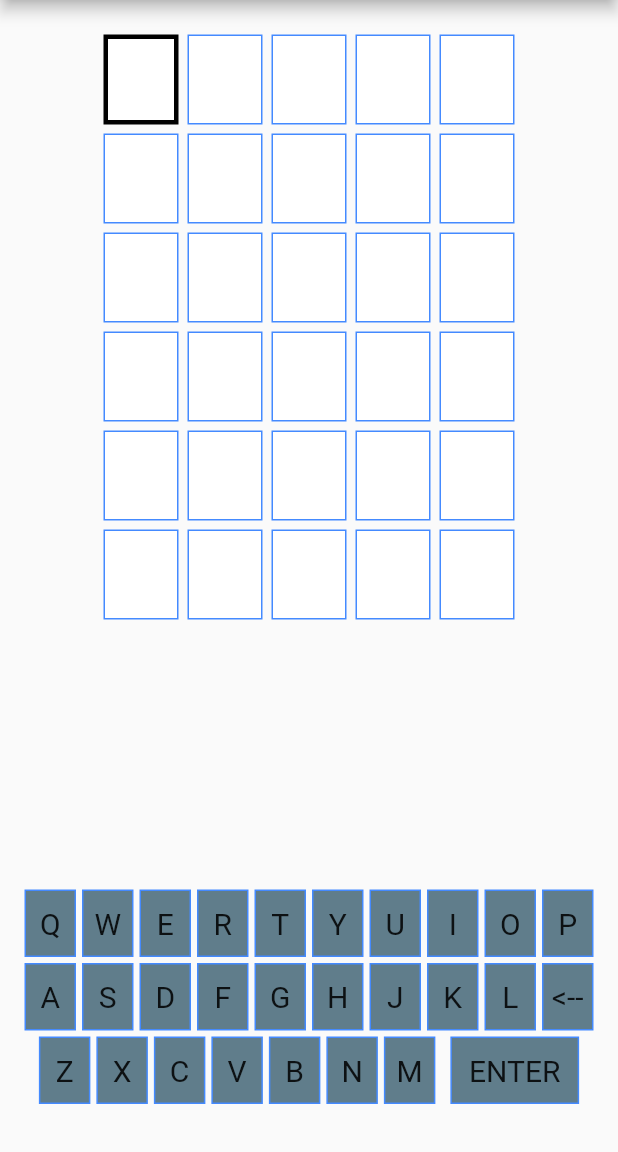
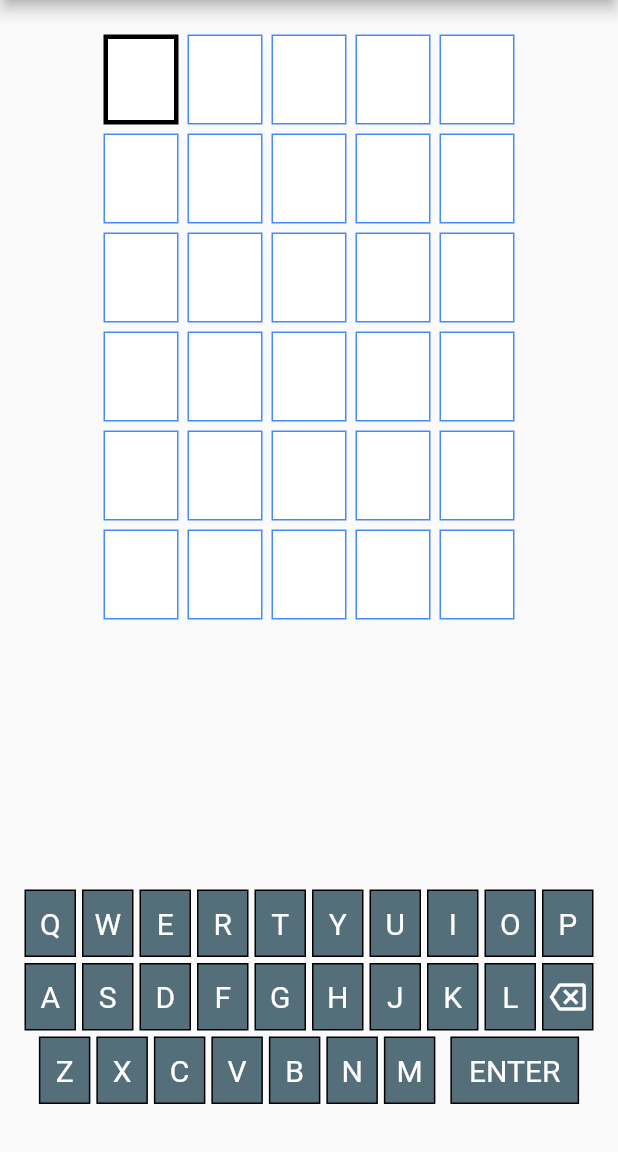
Before and after one commit to cbonatti/Bonattermo, a Flutter app: the screen it shows after launch, after a tap on the "play arrow" icon, on a phone screen of 412 x 824 dp, the part 84-1236 px from its top. Run offline on Flutter 3.47's test engine with Material 2 defaults, Android fonts, the phone set to English and light mode, and no system bars.

Commit message:
fixed keyboard colors

```diff
--- a/Bonattermo/lib/game.dart
+++ b/Bonattermo/lib/game.dart
@@ -15,6 +15,8 @@ class _GameState extends State<Game> {
   int actualTry = 1;
   int cursorPosition = 0;
   List<String> wordsTryed = [];
+  List<String> letterExists = [];
+  List<String> letterNonExists = [];
   double screenWidth = 0.0;
 
   void _showToast(String message) {
@@ -42,6 +44,19 @@ class _GameState extends State<Game> {
     wordsTryed[actualTry - 1] = word;
   }
 
+  void _checkLetters() {
+    String word = wordsTryed[actualTry - 1];
+    for (var i = 0; i < 5; i++) {
+      String letter = word.characters.elementAt(i);
+      if (widget.word.contains(letter)) {
+        // TODO - check if exists
+        letterExists.add(letter);
+      } else {
+        letterNonExists.add(letter);
+      }
+    }
+  }
+
   void _enter() {
     if (gameFinished) return;
     String word = wordsTryed[actualTry - 1];
@@ -59,6 +74,8 @@ class _GameState extends State<Game> {
         gameFinished = true;
         _showToast('parabéns');
       }
+
+      _checkLetters();
 
       actualTry++;
       cursorPosition = 0;
@@ -146,7 +163,16 @@ class _GameState extends State<Game> {
   }
 
   Widget _createKey(String letter) {
-    var color = Colors.blueGrey;
+    var color = Colors.blueGrey[600];
+    var borderColor = Colors.black;
+    if (letterNonExists.contains(letter)) {
+      color = Colors.grey[200];
+      borderColor = Colors.grey;
+    }
+    if (letterExists.contains(letter)) {
+      color = Colors.blue;
+    }
+
     return GestureDetector(
       onTap: () => _typeLetter(letter),
       child: Container(
@@ -154,13 +180,14 @@ class _GameState extends State<Game> {
         width: screenWidth / 12,
         margin: const EdgeInsets.all(2.0),
         padding: const EdgeInsets.all(1.0),
-        decoration: BoxDecoration(
-            border: Border.all(color: Colors.blueAccent), color: color),
+        decoration:
+            BoxDecoration(border: Border.all(color: borderColor), color: color),
         child: Center(
           child: Text(
             letter.toUpperCase(),
             style: TextStyle(
               fontSize: 20.0,
+              color: Colors.white,
             ),
           ),
         ),
@@ -169,7 +196,7 @@ class _GameState extends State<Game> {
   }
 
   Widget _createBackspaceKey() {
-    var color = Colors.blueGrey;
+    var color = Colors.blueGrey[600];
     return GestureDetector(
       onTap: () => _backspace(),
       child: Container(
@@ -178,13 +205,11 @@ class _GameState extends State<Game> {
         margin: const EdgeInsets.all(2.0),
         padding: const EdgeInsets.all(1.0),
         decoration: BoxDecoration(
-            border: Border.all(color: Colors.blueAccent), color: color),
+            border: Border.all(color: Colors.black), color: color),
         child: Center(
-          child: Text(
-            '<--',
-            style: TextStyle(
-              fontSize: 20.0,
-            ),
+          child: Icon(
+            Icons.backspace_outlined,
+            color: Colors.white,
           ),
         ),
       ),
@@ -192,7 +217,7 @@ class _GameState extends State<Game> {
   }
 
   Widget _createEnterKey() {
-    var color = Colors.blueGrey;
+    var color = Colors.blueGrey[600];
     return GestureDetector(
       onTap: () => _enter(),
       child: Container(
@@ -201,12 +226,13 @@ class _GameState extends State<Game> {
         margin: const EdgeInsets.fromLTRB(8.0, 2.0, 2.0, 2.0),
         padding: const EdgeInsets.all(1.0),
         decoration: BoxDecoration(
-            border: Border.all(color: Colors.blueAccent), color: color),
+            border: Border.all(color: Colors.black), color: color),
         child: Center(
           child: Text(
             'ENTER',
             style: TextStyle(
               fontSize: 20.0,
+              color: Colors.white,
             ),
           ),
         ),
```
